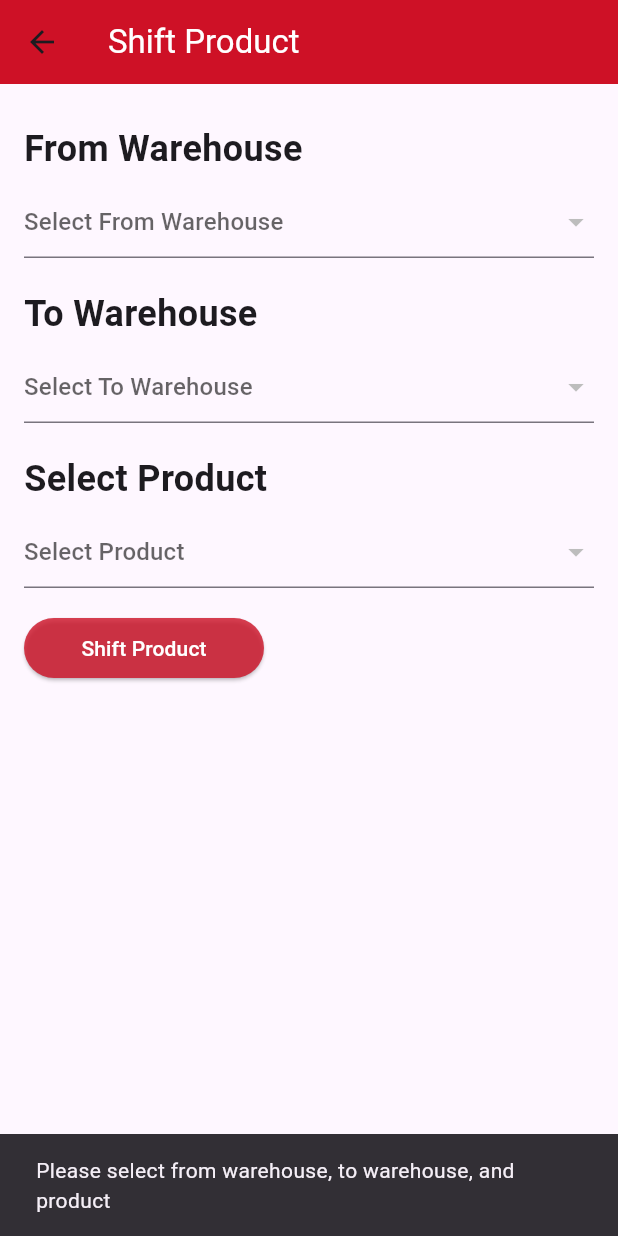
After one commit to akramul47/inventory_user, a Flutter app: the ShiftProductPage screen opened directly, after a tap on "Shift Product", on a phone screen of 412 x 824 dp. The commit adds this screen. Run offline on Flutter 3.47's test engine with Material 3 defaults, Android fonts, the phone set to English and light mode, and no system bars; our stand-ins replace cached_network_image, csv, file_picker, flutter_image_compress, image_picker, shared_preferences and 1 more; missing offline and left inert: barcode_scan2; accounts and stored records are empty.

Commit message:
Shift Products, Role based permission

```diff
--- /dev/null
+++ b/lib/screens/product_shift_screen.dart
@@ -0,0 +1,287 @@
+import 'package:flutter/material.dart';
+import 'package:http/http.dart' as http;
+import 'dart:convert';
+import 'package:provider/provider.dart';
+import '../models/product_model.dart';
+import '../providers/product_provider.dart';
+import '../services/auth_servcie.dart';
+import '../utils/pallete.dart';
+
+class ShiftProductPage extends StatefulWidget {
+  const ShiftProductPage({Key? key}) : super(key: key);
+
+  @override
+  State<ShiftProductPage> createState() => _ShiftProductPageState();
+}
+
+class _ShiftProductPageState extends State<ShiftProductPage> {
+  Warehouse? _fromWarehouse;
+  Warehouse? _toWarehouse;
+  Product? _selectedProduct;
+  bool _isLoading = false;
+  List<Product> _products = [];
+
+  Future<void> _fetchProducts(int warehouseId) async {
+    setState(() {
+      _isLoading = true;
+      _products = [];
+    });
+
+    try {
+      final token = await AuthService.getToken();
+      final url =
+          'https://warehouse.z8tech.one/Backend/public/api/app/products/warhouse/$warehouseId';
+
+      final response = await http.get(
+        Uri.parse(url),
+        headers: {'Authorization': 'Bearer $token'},
+      );
+
+      setState(() {
+        _isLoading = false;
+      });
+
+      if (response.statusCode == 200) {
+        final data = jsonDecode(response.body);
+        if (data['status'] == true) {
+          setState(() {
+            _products = data['data']
+                .map<Product>((json) => Product.fromJson(json))
+                .toList();
+          });
+        } else {
+          ScaffoldMessenger.of(context).showSnackBar(
+            const SnackBar(content: Text('Error fetching products')),
+          );
+        }
+      } else {
+        ScaffoldMessenger.of(context).showSnackBar(
+          SnackBar(content: Text('Error: ${response.reasonPhrase}')),
+        );
+      }
+    } catch (e) {
+      ScaffoldMessenger.of(context).showSnackBar(
+        SnackBar(content: Text('Error: $e')),
+      );
+    }
+  }
+
+  Future<void> _shiftProduct() async {
+    if (_fromWarehouse == null ||
+        _toWarehouse == null ||
+        _selectedProduct == null) {
+      ScaffoldMessenger.of(context).showSnackBar(
+        const SnackBar(
+          content:
+              Text('Please select from warehouse, to warehouse, and product'),
+        ),
+      );
+      return;
+    }
+
+    setState(() {
+      _isLoading = true;
+    });
+
+    try {
+      final token = await AuthService.getToken();
+      final url =
+          'https://warehouse.z8tech.one/Backend/public/api/productshift/store';
+      final body = {
+        'from_warehouse_id': _fromWarehouse!.id.toString(),
+        'to_warehouse_id': _toWarehouse!.id.toString(),
+        'product_ids[]': _selectedProduct!.id.toString(),
+      };
+
+      final response = await http.post(
+        Uri.parse(url),
+        headers: {'Authorization': 'Bearer $token'},
+        body: body,
+      );
+
+      setState(() {
+        _isLoading = false;
+      });
+
+      if (response.statusCode == 200) {
+        final data = jsonDecode(response.body);
+        if (data['status'] == true) {
+          ScaffoldMessenger.of(context).showSnackBar(
+            const SnackBar(content: Text('Product shifted successfully')),
+          );
+          // Reset dropdown data after successful shift
+          setState(() {
+            _fromWarehouse = null;
+            _toWarehouse = null;
+            _selectedProduct = null;
+            _products = [];
+          });
+        } else {
+          ScaffoldMessenger.of(context).showSnackBar(
+            const SnackBar(content: Text('Error shifting product')),
+          );
+        }
+      } else {
+        ScaffoldMessenger.of(context).showSnackBar(
+          SnackBar(content: Text('Error: ${response.reasonPhrase}')),
+        );
+      }
+    } catch (e) {
+      ScaffoldMessenger.of(context).showSnackBar(
+        SnackBar(content: Text('Error: $e')),
+      );
+    }
+  }
+
+  @override
+  Widget build(BuildContext context) {
+    final productProvider = Provider.of<ProductProvider>(context);
+    final warehouses = productProvider.warehouses;
+
+    return Scaffold(
+      appBar: AppBar(
+        title: const Text(
+          'Shift Product',
+          style: TextStyle(color: Colors.white),
+        ),
+        backgroundColor: Pallete.primaryRed,
+      ),
+      body: Padding(
+        padding: const EdgeInsets.all(16.0),
+        child: Column(
+          crossAxisAlignment: CrossAxisAlignment.start,
+          children: [
+            const SizedBox(height: 10),
+            const Text(
+              'From Warehouse',
+              style: TextStyle(fontSize: 24, fontWeight: FontWeight.bold),
+            ),
+            const SizedBox(height: 8),
+            DropdownButtonFormField<Warehouse>(
+              value: _fromWarehouse,
+              hint: const Text('Select From Warehouse'),
+              items: warehouses.map((warehouse) {
+                return DropdownMenuItem<Warehouse>(
+                  value: warehouse,
+                  child: Text(warehouse.name),
+                );
+              }).toList(),
+              onChanged: (value) {
+                setState(() {
+                  _fromWarehouse = value;
+                  if (value != null) {
+                    _fetchProducts(value.id);
+                  }
+                });
+              },
+              validator: (value) {
+                if (value == null) {
+                  return 'Please select a warehouse';
+                }
+                return null;
+              },
+            ),
+            const SizedBox(height: 20),
+            const Text(
+              'To Warehouse',
+              style: TextStyle(fontSize: 24, fontWeight: FontWeight.bold),
+            ),
+            const SizedBox(height: 8),
+            DropdownButtonFormField<Warehouse>(
+              value: _toWarehouse,
+              hint: const Text('Select To Warehouse'),
+              items: warehouses.map((warehouse) {
+                return DropdownMenuItem<Warehouse>(
+                  value: warehouse,
+                  child: Text(warehouse.name),
+                );
+              }).toList(),
+              onChanged: (value) {
+                setState(() {
+                  _toWarehouse = value;
+                });
+              },
+              validator: (value) {
+                if (value == null) {
+                  return 'Please select a warehouse';
+                }
+                return null;
+              },
+            ),
+            const SizedBox(height: 20),
+            const Text(
+              'Select Product',
+              style: TextStyle(fontSize: 24, fontWeight: FontWeight.bold),
+            ),
+            const SizedBox(height: 8),
+            DropdownButtonFormField<Product>(
+              value: _selectedProduct,
+              hint: const Text('Select Product'),
+              items: _products.map((product) {
+                return DropdownMenuItem<Product>(
+                  value: product,
+                  child: Text('${product.productName} (${product.scanCode})'),
+                );
+              }).toList(),
+              onChanged: (value) {
+                setState(() {
+                  _selectedProduct = value;
+                });
+              },
+              validator: (value) {
+                if (value == null) {
+                  return 'Please select a product';
+                }
+                return null;
+              },
+            ),
+            const SizedBox(height: 20),
+            SizedBox(
+              width: 160,
+              height: 40,
+              child: ElevatedButton(
+                onPressed: _isLoading ? null : _shiftProduct,
+                style: ElevatedButton.styleFrom(
+                  backgroundColor: Pallete.primaryRed.withOpacity(0.8),
+                  foregroundColor: Colors.white,
+                ),
+                child: _isLoading
+                    ? const SizedBox(
+                        width: 20,
+                        height: 20,
+                        child: CircularProgressIndicator(
+                          strokeWidth: 2,
+                          valueColor: AlwaysStoppedAnimation<Color>(
+                            Colors.white,
+                          ),
+                        ),
+                      )
+                    : const Text('Shift Product'),
+              ),
+            ),
+          ],
+        ),
+      ),
+    );
+  }
+}
+
+class Product {
+  final int id;
+  final String productName;
+  final String scanCode;
+
+  Product({
+    required this.id,
+    required this.productName,
+    required this.scanCode,
+  });
+
+  factory Product.fromJson(Map<String, dynamic> json) {
+    return Product(
+      id: json['id'],
+      productName: json['product_name'],
+      scanCode: json['scan_code'],
+    );
+  }
+}
--- a/lib/widgets/search_barcode.dart
+++ b/lib/widgets/search_barcode.dart
@@ -13,7 +13,7 @@ class SearchFromBarcode {
       var result = await BarcodeScanner.scan();
       String? scannedCode = result.rawContent;
       await _fetchProductDetailsAndNavigate(context, scannedCode);
-    } on Exception catch (e) {
+    } on Exception {
       // print('Error scanning barcode: $e');
     }
   }
```
Also changed, not shown: lib/screens/add_item.dart (+30 -15 lines), lib/widgets/app_drawer.dart (+13 -1 lines).
